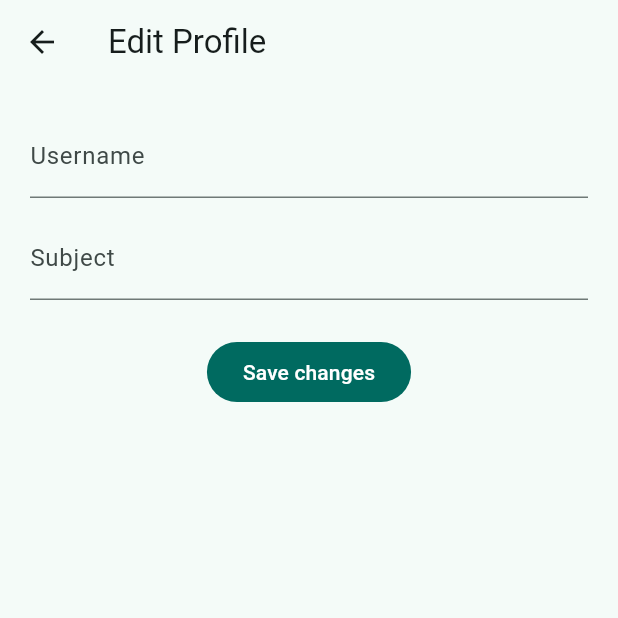
After one commit to gitnassima20/study-buddy, a Flutter app: the ProfilePage screen opened directly, after a tap on "Edit Profile", on a phone screen of 412 x 824 dp, the top half of it. The commit adds this screen. Run offline on Flutter 3.47's test engine with Material 3 defaults, Android fonts, the phone set to English and light mode, and no system bars; our stand-ins replace flutter_dotenv, lottie, shared_preferences, supabase_flutter; accounts and stored records are empty; network calls fail.

Commit message:
#3 feat(profile): Added a page for editing profile

```diff
--- /dev/null
+++ b/lib/views/pages/edit_profile_page.dart
@@ -0,0 +1,70 @@
+import 'package:flutter/material.dart';
+import 'package:supabase_flutter/supabase_flutter.dart';
+
+class EditProfilePage extends StatefulWidget {
+  final String initialUsername;
+  final String initialSubject;
+  const EditProfilePage({
+    super.key,
+    required this.initialUsername,
+    required this.initialSubject,
+  });
+
+  @override
+  State<EditProfilePage> createState() => _EditProfilePageState();
+}
+
+class _EditProfilePageState extends State<EditProfilePage> {
+  late TextEditingController usernameController;
+  late TextEditingController subjectController;
+
+  @override
+  void initState() {
+    super.initState();
+    usernameController = TextEditingController(text: widget.initialUsername);
+    subjectController = TextEditingController(text: widget.initialSubject);
+  }
+
+  Future<void> saveProfile() async {
+    final userId = Supabase.instance.client.auth.currentUser?.id;
+    if (userId == null) return;
+
+    final updates = {
+      'id': userId,
+      'username': usernameController.text.trim(),
+      'subject': subjectController.text.trim(),
+    };
+
+    final response = await Supabase.instance.client
+        .from('profiles')
+        .upsert(updates);
+
+    if (!mounted) return;
+    Navigator.pop(context, true);
+  }
+
+  @override
+  Widget build(BuildContext context) {
+    return Scaffold(
+      appBar: AppBar(title: Text('Edit Profile')),
+      body: Padding(
+        padding: EdgeInsets.all(20.0),
+        child: Column(
+          children: [
+            TextField(
+              controller: usernameController,
+              decoration: InputDecoration(labelText: 'Username'),
+            ),
+            SizedBox(height: 12),
+            TextField(
+              controller: subjectController,
+              decoration: InputDecoration(labelText: 'Subject'),
+            ),
+            SizedBox(height: 24),
+            FilledButton(onPressed: saveProfile, child: Text('Save changes')),
+          ],
+        ),
+      ),
+    );
+  }
+}
--- a/lib/views/pages/profile_page.dart
+++ b/lib/views/pages/profile_page.dart
@@ -1,5 +1,6 @@
 import 'package:flutter/material.dart';
 import 'package:flutter_app/data/notifiers.dart';
+import 'package:flutter_app/views/pages/edit_profile_page.dart';
 import 'package:flutter_app/views/pages/welcome_page.dart';
 import 'package:supabase_flutter/supabase_flutter.dart';
 
@@ -74,6 +75,24 @@ class _ProfilePageState extends State<ProfilePage> {
             const SizedBox(height: 32),
             const Divider(),
             ListTile(
+              leading: const Icon(Icons.edit),
+              title: const Text('Edit Profile'),
+              onTap: () async {
+                final result = await Navigator.push(
+                  context,
+                  MaterialPageRoute(
+                    builder: (_) => EditProfilePage(
+                      initialUsername: username,
+                      initialSubject: subject,
+                    ),
+                  ),
+                );
+                if (result == true) {
+                  fetchProfile();
+                }
+              },
+            ),
+            ListTile(
               leading: const Icon(Icons.logout, color: Colors.redAccent),
               title: const Text('Logout'),
               onTap: handleLogout,
```
